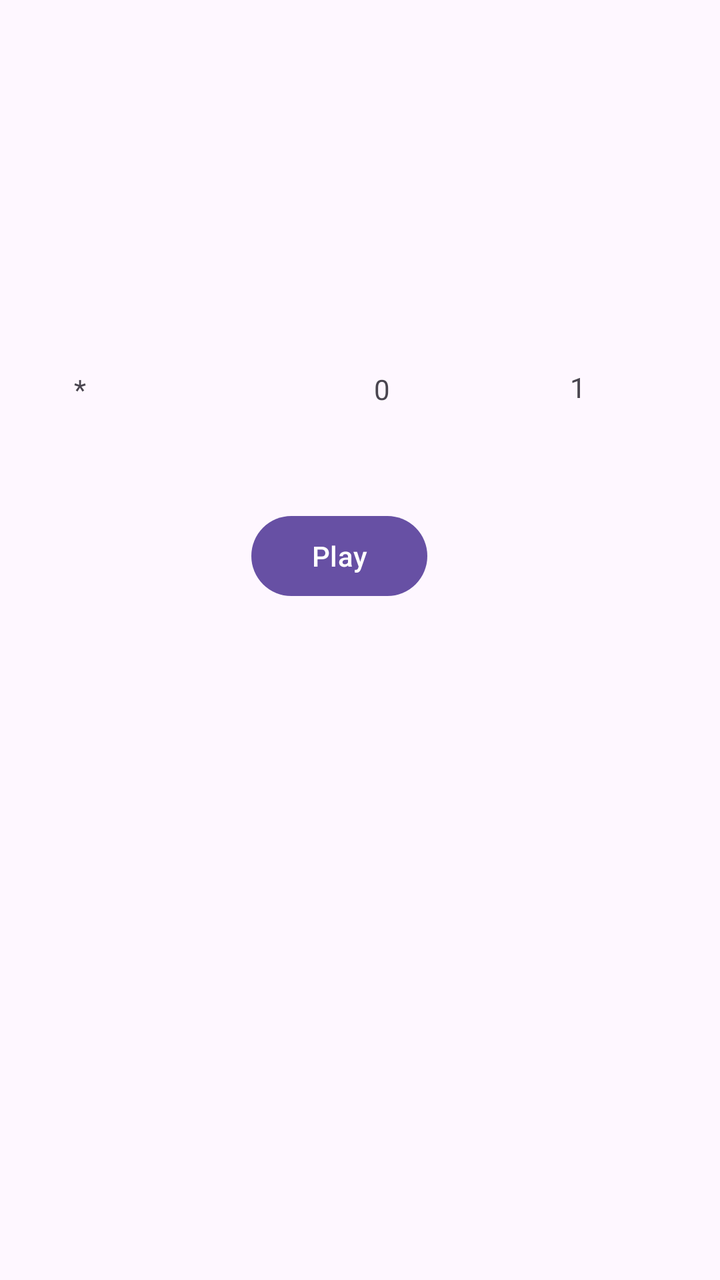
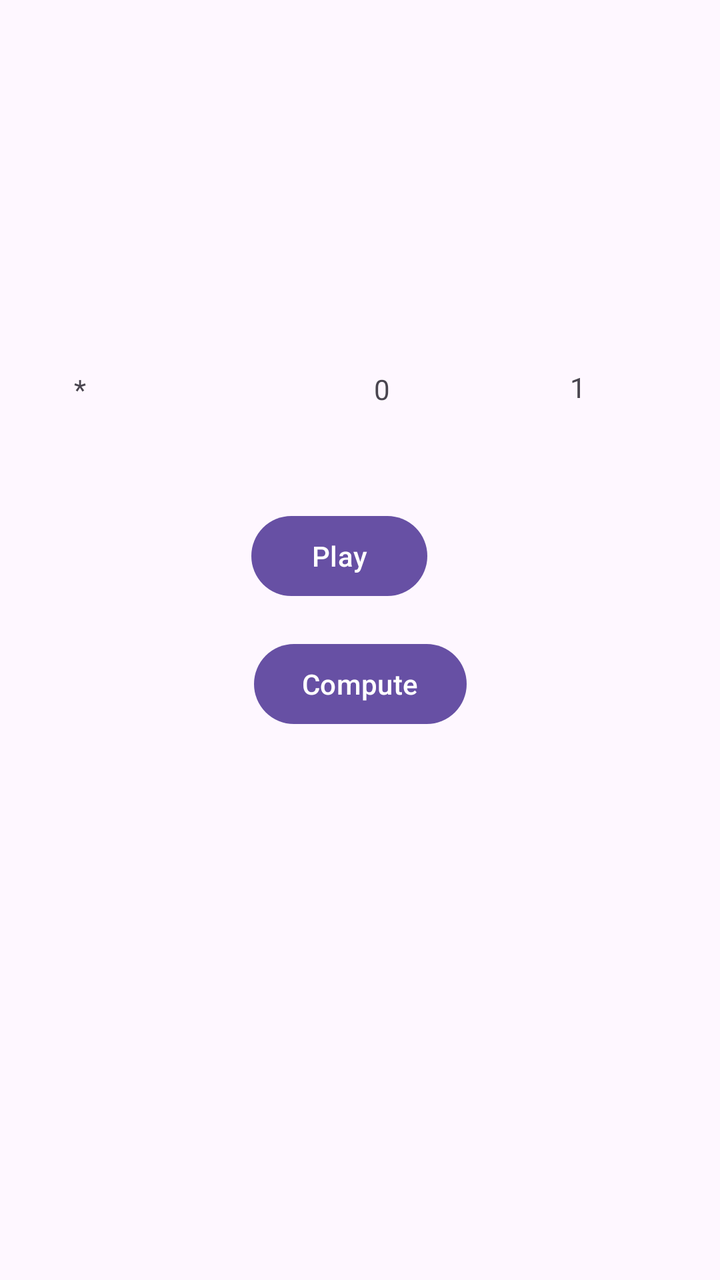

The first picture is an Android layout as it rendered before a commit; the second is the same layout after the commit. The layout source and the unified diff follow.
<!-- AndroidManifest.xml: application theme Theme.PracticalTest01Var06 -->
<!-- res/layout/activity_practical_test01_var06_main.xml -->
<?xml version="1.0" encoding="utf-8"?>
<androidx.constraintlayout.widget.ConstraintLayout xmlns:android="http://schemas.android.com/apk/res/android"
    xmlns:app="http://schemas.android.com/apk/res-auto"
    xmlns:tools="http://schemas.android.com/tools"
    android:id="@+id/main"
    android:layout_width="match_parent"
    android:layout_height="match_parent"
    tools:context=".MainActivity">

    <androidx.constraintlayout.widget.ConstraintLayout
        android:layout_width="match_parent"
        android:layout_height="match_parent">

        <TextView
            android:id="@+id/numere1"
            android:layout_width="33dp"
            android:layout_height="30dp"
            android:layout_marginStart="37dp"
            android:layout_marginTop="185dp"
            android:editable="true"
            android:text="*"
            app:layout_constraintStart_toStartOf="parent"
            app:layout_constraintTop_toTopOf="parent" />

        <CheckBox
            android:id="@+id/checkBox1"
            android:layout_width="wrap_content"
            android:layout_height="wrap_content"
            android:layout_marginStart="16dp"
            android:layout_marginTop="23dp"
            android:layout_marginEnd="299dp"
            android:layout_marginBottom="456dp"
            android:clickable="true"
            android:editable="true"
            android:text="hold"
            app:layout_constraintBottom_toBottomOf="parent"
            app:layout_constraintEnd_toEndOf="parent"
            app:layout_constraintStart_toStartOf="parent"
            app:layout_constraintTop_toBottomOf="@+id/numere1" />

        <TextView
            android:id="@+id/numere2"
            android:layout_width="46dp"
            android:layout_height="40dp"
            android:layout_marginStart="117dp"
            android:layout_marginTop="185dp"
            android:layout_marginEnd="114dp"
            android:layout_marginBottom="24dp"
            android:editable="true"
            android:text="0"
            app:layout_constraintBottom_toBottomOf="parent"
            app:layout_constraintEnd_toStartOf="@+id/numere3"
            app:layout_constraintStart_toEndOf="@+id/numere1"
            app:layout_constraintTop_toTopOf="parent"
            app:layout_constraintVertical_bias="0.0" />

        <CheckBox
            android:id="@+id/checkBox2"
            android:layout_width="wrap_content"
            android:layout_height="wrap_content"
            android:layout_marginStart="56dp"
            android:layout_marginTop="23dp"
            android:layout_marginBottom="456dp"
            android:clickable="true"
            android:editable="true"
            android:text="hold"
            app:layout_constraintBottom_toBottomOf="parent"
            app:layout_constraintStart_toEndOf="@+id/checkBox1"
            app:layout_constraintTop_toBottomOf="@+id/numere2" />

        <TextView
            android:id="@+id/numere3"
            android:layout_width="53dp"
            android:layout_height="38dp"
            android:layout_marginStart="52dp"
            android:layout_marginTop="184dp"
            android:editable="true"
            android:text="1"
            app:layout_constraintStart_toEndOf="@+id/numere2"
            app:layout_constraintTop_toTopOf="parent" />

        <CheckBox
            android:id="@+id/checkBox3"
            android:layout_width="wrap_content"
            android:layout_height="wrap_content"
            android:layout_marginStart="26dp"
            android:layout_marginTop="23dp"
            android:layout_marginEnd="67dp"
            android:layout_marginBottom="456dp"
            android:clickable="true"
            android:editable="true"
            android:text="hold"
            app:layout_constraintBottom_toBottomOf="parent"
            app:layout_constraintEnd_toEndOf="parent"
            app:layout_constraintHorizontal_bias="1.0"
            app:layout_constraintStart_toEndOf="@+id/checkBox2"
            app:layout_constraintTop_toBottomOf="@+id/numere3"
            app:layout_constraintVertical_bias="1.0" />

        <Button
            android:id="@+id/button"
            android:layout_width="wrap_content"
            android:layout_height="wrap_content"
            android:layout_marginStart="150dp"
            android:layout_marginTop="66dp"
            android:layout_marginEnd="171dp"
            android:layout_marginBottom="342dp"
            android:clickable="true"
            android:editable="true"
            android:text="Play"
            app:layout_constraintBottom_toBottomOf="parent"
            app:layout_constraintEnd_toEndOf="parent"
            app:layout_constraintStart_toStartOf="parent"
            app:layout_constraintTop_toBottomOf="@id/checkBox2" />
    </androidx.constraintlayout.widget.ConstraintLayout>

</androidx.constraintlayout.widget.ConstraintLayout>
<!-- resources referenced by this layout -->
<resources>
  <style name="Theme.PracticalTest01Var06" parent="Base.Theme.PracticalTest01Var06" />
  <style name="Base.Theme.PracticalTest01Var06" parent="Theme.Material3.DayNight.NoActionBar">
          
          
      </style>
</resources>

<!-- the commit's change to res/layout/activity_practical_test01_var06_main.xml (unified diff, before → after) -->
@@ -5,7 +5,7 @@
     android:id="@+id/main"
     android:layout_width="match_parent"
     android:layout_height="match_parent"
-    tools:context=".MainActivity">
+    tools:context=".PracticalTest01Var06MainActivity">
 
     <androidx.constraintlayout.widget.ConstraintLayout
         android:layout_width="match_parent"
@@ -112,6 +112,16 @@
             app:layout_constraintEnd_toEndOf="parent"
             app:layout_constraintStart_toStartOf="parent"
             app:layout_constraintTop_toBottomOf="@id/checkBox2" />
+
+        <Button
+            android:id="@+id/compute_button"
+            android:layout_width="wrap_content"
+            android:layout_height="wrap_content"
+            android:layout_marginTop="16dp"
+            android:text="Compute"
+            app:layout_constraintTop_toBottomOf="@+id/button"
+            app:layout_constraintStart_toStartOf="parent"
+            app:layout_constraintEnd_toEndOf="parent" />
     </androidx.constraintlayout.widget.ConstraintLayout>
 
 </androidx.constraintlayout.widget.ConstraintLayout>
